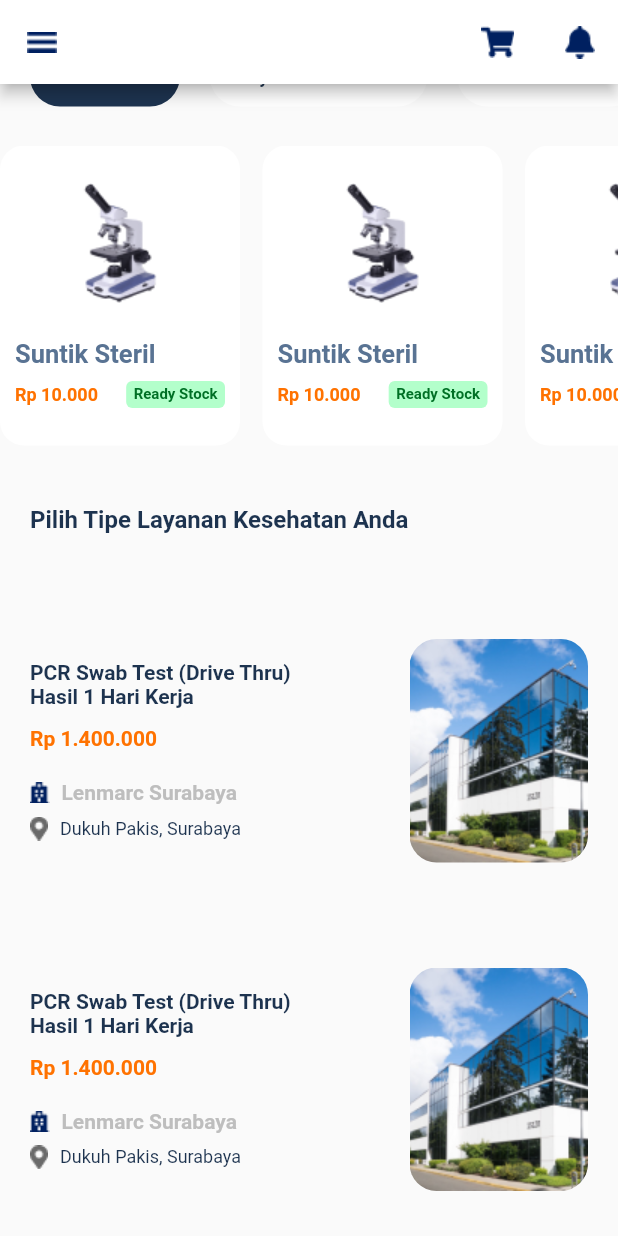
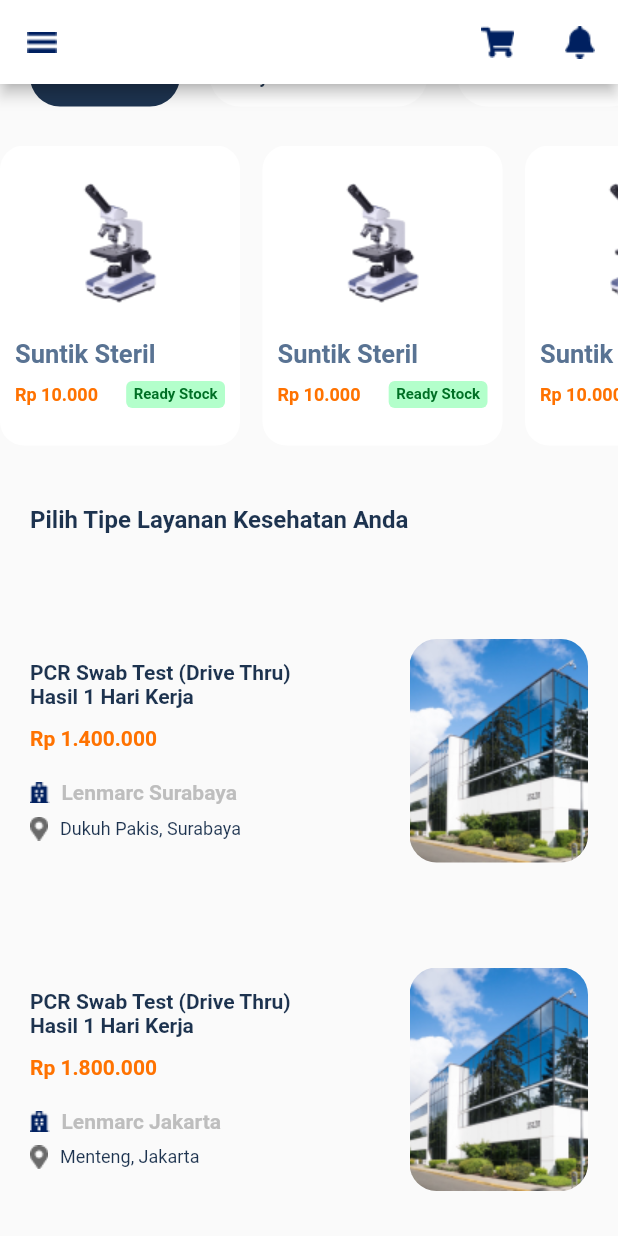
Before and after one commit to BintangNadiMaulana/healthycare, a Flutter app: the HomePage screen opened directly, scrolled down 718 dp, on a phone screen of 412 x 824 dp. Run offline on Flutter 3.47's test engine with Material 2 defaults, Android fonts, the phone set to English and light mode, and no system bars.

Commit message:
add lenmarc Jakarta

```diff
--- a/lib/Screen/home_page.dart
+++ b/lib/Screen/home_page.dart
@@ -316,7 +316,7 @@ class _HomePageState extends State<HomePage> {
                     children: [
                       Text("PCR Swab Test (Drive Thru)\nHasil 1 Hari Kerja", style: TextStyle(color: CustomColor.primaryColor, fontSize: 14, fontWeight: FontWeight.w600), maxLines: 2,),
                       SizedBox(height: 12,),
-                      Text("Rp 1.400.000", style: TextStyle(color: CustomColor.orange, fontSize: 14, fontWeight: FontWeight.w600)),
+                      Text("Rp 1.800.000", style: TextStyle(color: CustomColor.orange, fontSize: 14, fontWeight: FontWeight.w600)),
                       Padding(
                         padding: const EdgeInsets.only(top: 20),
                         child: Row(
@@ -325,7 +325,7 @@ class _HomePageState extends State<HomePage> {
                               padding: const EdgeInsets.only(right: 8),
                               child: Image.asset("assets/icon/icon_gedung.png"),
                             ),
-                            Text("Lenmarc Surabaya", style: TextStyle(color: CustomColor.greyColor, fontSize: 14, fontWeight: FontWeight.w600),)
+                            Text("Lenmarc Jakarta", style: TextStyle(color: CustomColor.greyColor, fontSize: 14, fontWeight: FontWeight.w600),)
                           ],
                         ),
                       ),
@@ -337,7 +337,7 @@ class _HomePageState extends State<HomePage> {
                               padding: const EdgeInsets.only(right: 8),
                               child: Image.asset("assets/icon/icon_location.png"),
                             ),
-                            Text("Dukuh Pakis, Surabaya", style: TextStyle(color: CustomColor.primaryColor, fontSize: 12, fontWeight: FontWeight.w400),)
+                            Text("Menteng, Jakarta", style: TextStyle(color: CustomColor.primaryColor, fontSize: 12, fontWeight: FontWeight.w400),)
                           ],
                         ),
                       ),
@@ -349,7 +349,7 @@ class _HomePageState extends State<HomePage> {
                   padding: const EdgeInsets.only(right: 20),
                   child: ClipRRect(
                     borderRadius: BorderRadius.circular(18),
-                      child: Expanded(child: Image.asset("assets/images/hospital1_image.png"))),
+                      child: Expanded(child: Image.asset("assets/images/hospital2_image.png"))),
                 ),
 
               ],
```
